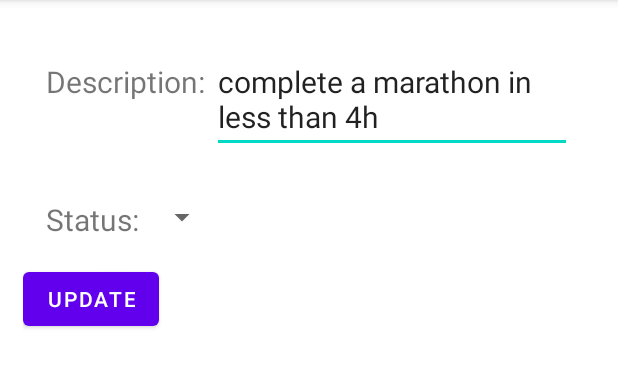
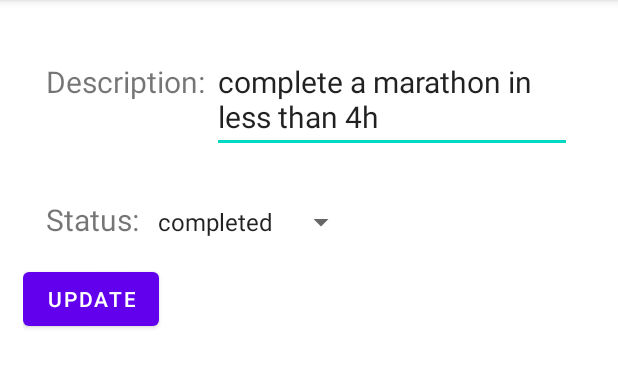
Before and after one commit to chillyssa/app02, an Android app: the screen it shows after launch (CreateUpdateActivity), after a tap on "complete a marathon in less than 4h", on a phone screen of 412 x 824 dp, the part 84-472 px from its top. Run offline under Robolectric (Android 15) with nearby library versions, the phone set to English and light mode, and no system bars.

Commit message:
create and delete are now fully functioning. Update is working for the original database items that were populated but not any that are added by the user. That is next to-do to complete

```diff
--- a/app/src/main/java/edu/msudenver/bucketlist/CreateUpdateActivity.kt
+++ b/app/src/main/java/edu/msudenver/bucketlist/CreateUpdateActivity.kt
@@ -14,6 +14,7 @@ import android.os.Bundle
 import android.view.View
 import android.widget.*
 import androidx.annotation.RequiresApi
+import androidx.core.view.isVisible
 import java.sql.Date
 import java.text.SimpleDateFormat
 import java.time.LocalDateTime
@@ -25,7 +26,7 @@ class CreateUpdateActivity : AppCompatActivity(), View.OnClickListener {
     var id = 0
     lateinit var db: SQLiteDatabase
     lateinit var edtDescription: EditText
-    lateinit var spnStatus: Spinner
+    lateinit var updateId: TextView
     private val ISO_FORMAT = DBHelper.ISO_FORMAT
     private val USA_FORMAT = DBHelper.USA_FORMAT
 
@@ -38,17 +39,29 @@ class CreateUpdateActivity : AppCompatActivity(), View.OnClickListener {
         super.onCreate(savedInstanceState)
         setContentView(R.layout.activity_create_update)
 
-         //TODOd #8: get references to the view objects
-        edtDescription=findViewById(R.id.editDesc)
-        spnStatus= findViewById(R.id.statusCategory)
+        //TODOd #8: get references to the view objects
+        edtDescription = findViewById(R.id.editDesc)
+        val spnStatus: Spinner = findViewById(R.id.statusCategory)
+        updateId = findViewById(R.id.updateID)
+
+        //TODOd #9: define the spinner's adapter as an ArrayAdapter of String
+        spnStatus.adapter = ArrayAdapter<String>(this, android.R.layout.simple_spinner_item, Item.STATUS_DESCRIPTIONS)
 
 
-         //TODOd #9: define the spinner's adapter as an ArrayAdapter of String
-        spnStatus.adapter = ArrayAdapter<String>(this, android.R.layout.simple_spinner_item)
+        // sets the "onItemSelectedListener" for the spinner, saving the status of the item when the spinner changes
+        spnStatus.onItemSelectedListener = object: AdapterView.OnItemSelectedListener {
+            override fun onNothingSelected(parent: AdapterView<*>?) {
+
+            }
+
+            override fun onItemSelected(parent: AdapterView<*>?, view: View?, position: Int, ud: Long) {
+                id = position
+            }
+        }
 
         // TODOd #10: get a reference to the "CREATE/UPDATE" button and sets its listener
-        val btnCreateUpdate:Button=findViewById(R.id.btnCreateUpdate)
-        btnCreateUpdate.setOnClickListener (this)
+        val btnCreateUpdate: Button = findViewById(R.id.btnCreateUpdate)
+        btnCreateUpdate.setOnClickListener(this)
 
         // TODOd #11: get a "writable" db connection
         val dbHelper = DBHelper(this)
@@ -57,17 +70,19 @@ class CreateUpdateActivity : AppCompatActivity(), View.OnClickListener {
 
         // TODOd #12d: set the button's text to "CREATE"; make sure the spinner's selection is Item.SCHEDULED and the spinner is not enabled
         if (op == CREATE_OP) {
-            btnCreateUpdate.text="CREATE"
+            btnCreateUpdate.text = "CREATE"
             spnStatus.setSelection(Item.SCHEDULED)
-            spnStatus.isEnabled= false
+            spnStatus.isEnabled = false
         }
         // TODOd #13: set the button's text to "UPDATE"; extract the item's id from the intent; use retrieveItem to retrieve the item's info; use the info to update the description and status view components
         else {
-            btnCreateUpdate.text="UPDATE"
-            val id = intent.getIntExtra("id", id)
+            btnCreateUpdate.text = "UPDATE"
+            val id = intent.getIntExtra("rowid", -1)
+            updateId.text = id.toString()
+            updateId.isVisible = false //don't display rowid
             val item = retrieveItem(id)
             edtDescription.setText(item.description)
-            spnStatus.setSelection(item.status)
+            spnStatus.setSelection(item.id)
 
         }
     }
@@ -85,13 +100,13 @@ class CreateUpdateActivity : AppCompatActivity(), View.OnClickListener {
             null,
             null
         )
-        with (cursor) {
+        with(cursor) {
             cursor.moveToNext()
             val id = getInt(0)
             val description = getString(1)
             val creationDate = ISO_FORMAT.parse(getString(2))
             val updateDate = ISO_FORMAT.parse(getString(3))
-            val status     = getInt(4)
+            val status = getInt(4)
             val item = Item(id, description, creationDate, updateDate, status)
             println("ID: $id, d: $description, cD: $creationDate, uD: $updateDate, s: $status")
             return item
@@ -101,54 +116,53 @@ class CreateUpdateActivity : AppCompatActivity(), View.OnClickListener {
 
     override fun onClick(view: View?) {
 
-        // TODO #15: add a new item to the bucket list based on the information provided by the user
+
+        // get a reference to the item's description
+        val description = findViewById<EditText>(R.id.editDesc).text.toString()
         // both created_date and update_date should be set to current's date (use ISO format)
-        // status should be set to Item.SCHEDULED
-        val description = findViewById<EditText>(R.id.editDesc).text.toString()
-        val status = findViewById<Spinner>(R.id.statusCategory).selectedItemPosition
-
-
         val currentDate = ISO_FORMAT.format(Date())
 
-        //TODO this is not right, just getting the skeleton figured out.
+        // TODOd #15: add a new item to the bucket list based on the information provided by the user
         if (op == CREATE_OP) {
-            try{
-                db.execSQL("""
+            try {
+                db.execSQL(
+                    """
                     INSERT INTO bucketlist VALUES
                     ("${description}","${currentDate}","${currentDate}",${Item.SCHEDULED})
 
-                """)
+                """
+                )
                 Toast.makeText(
                     this,
                     "Item Created",
                     Toast.LENGTH_SHORT
                 ).show()
-            }
-            catch (ex:Exception) {
-                print(ex.toString() )
+            } catch (ex: Exception) {
+                print(ex.toString())
                 Toast.makeText(this, "Exception when trying to create Item", Toast.LENGTH_SHORT)
                     .show()
             }
-
-
         }
-        // TODO #16: update the item identified by "id"
+        // TODO #16: update the item identified by "id" - currently (7/17/22) the first 2 items update correctly. AW
         // update_date should be set to current's date (use ISO format)
         else {
-            try { db.execSQL("""
+            val rowid = updateId.text.toString().toInt()
+            try {
+                db.execSQL(
+                    """
                 UPDATE bucketlist SET
-                    description = "${description}"
-                    update_date=${currentDate}
-                    status=${status}
-                    WHERE id = ${id}
-            """)
+                    description = "${description}",
+                    update_date = "${currentDate}",
+                    status = ${id}
+                    WHERE rowid = $rowid
+            """
+                )
                 Toast.makeText(
                     this,
                     "item updated",
                     Toast.LENGTH_SHORT
                 ).show()
-        }
-            catch (ex: Exception) {
+            } catch (ex: Exception) {
                 print(ex.toString())
                 Toast.makeText(
                     this,
--- a/app/src/main/java/edu/msudenver/bucketlist/DBHelper.kt
+++ b/app/src/main/java/edu/msudenver/bucketlist/DBHelper.kt
@@ -17,7 +17,7 @@ class DBHelper(context: Context): SQLiteOpenHelper(context, DATABASE_NAME, null,
 
     companion object {
         const val DATABASE_NAME = "BucketList.db"
-        const val DATABASE_VERSION = 1
+        const val DATABASE_VERSION = 2
         val ISO_FORMAT = SimpleDateFormat("yyyy-MM-dd")
         val USA_FORMAT = SimpleDateFormat("MM/dd/yyyy")
     }
--- a/app/src/main/java/edu/msudenver/bucketlist/MainActivity.kt
+++ b/app/src/main/java/edu/msudenver/bucketlist/MainActivity.kt
@@ -143,10 +143,10 @@ class MainActivity : AppCompatActivity(), View.OnClickListener, View.OnLongClick
     // don't forget to pass the item's id to the CreateUpdateActivity via the intent
     override fun onClick(view: View?) {
         if (view != null) {
-            val id = view.findViewById<TextView>(R.id.itemID).text.toString().toInt() //TODO set text id to the rowId and hold a reference to it to pass intent
+            val rowid = view.findViewById<TextView>(R.id.itemID).text.toString().toInt()
             val intent = Intent(this, CreateUpdateActivity::class.java)
             intent.putExtra("op", CreateUpdateActivity.UPDATE_OP)
-            intent.putExtra("id", id)
+            intent.putExtra("rowid", rowid)
             startActivity(intent)
         }
     }
@@ -161,7 +161,7 @@ class MainActivity : AppCompatActivity(), View.OnClickListener, View.OnLongClick
                         val db = dbHelper.writableDatabase
                         db.execSQL("""
                             DELETE FROM bucketlist
-                            WHERE id = "$id"
+                            WHERE rowid = $id
                         """)
                         populateRecyclerView()
 
@@ -174,7 +174,7 @@ class MainActivity : AppCompatActivity(), View.OnClickListener, View.OnLongClick
 
         if (view != null) {
             val desc = view.findViewById<TextView>(R.id.itemContent).text.toString()
-            val id = view.findViewById<TextView>(R.id.itemID).text.toString().toInt() //TODO set text id to the rowId
+            val id = view.findViewById<TextView>(R.id.itemID).text.toString().toInt()
             val alertDialogBuilder = AlertDialog.Builder(this)
             alertDialogBuilder.setMessage("Are you sure you want to delete:\n ${desc}\n from bucket list?")
             alertDialogBuilder.setPositiveButton("Yes", MyDialogInterfaceListener(id))
--- a/app/src/main/res/layout/activity_create_update.xml
+++ b/app/src/main/res/layout/activity_create_update.xml
@@ -15,16 +15,23 @@
             android:padding="15dp">
 
             <TextView
+                android:id="@+id/updateID"
                 android:layout_width="wrap_content"
                 android:layout_height="wrap_content"
-                android:textSize="20dp"
-                android:text="Description: " />
+                android:text=""
+                android:visibility="invisible" />
+
+            <TextView
+                android:layout_width="wrap_content"
+                android:layout_height="wrap_content"
+                android:text="Description: "
+                android:textSize="20dp" />
 
             <EditText
+                android:id="@+id/editDesc"
                 android:layout_width="wrap_content"
                 android:layout_height="wrap_content"
-                android:textSize="20dp"
-                android:id="@+id/editDesc"/>
+                android:textSize="20dp" />
 
         </LinearLayout>
 
@@ -36,20 +43,20 @@
             <TextView
                 android:layout_width="wrap_content"
                 android:layout_height="wrap_content"
-                android:textSize="20dp"
-                android:text="Status: " />
+                android:text="Status: "
+                android:textSize="20dp" />
 
             <Spinner
+                android:id="@+id/statusCategory"
                 android:layout_width="wrap_content"
                 android:layout_height="wrap_content"
-                android:textSize="20dp"
-                android:id="@+id/statusCategory" />
+                android:textSize="20dp" />
 
         </LinearLayout>
 
         <Button
+            android:id="@+id/btnCreateUpdate"
             android:layout_width="wrap_content"
-            android:layout_height="wrap_content"
-            android:id="@+id/btnCreateUpdate" />
+            android:layout_height="wrap_content" />
     </LinearLayout>
 </ScrollView>
--- a/app/src/main/res/layout/item_list.xml
+++ b/app/src/main/res/layout/item_list.xml
@@ -33,7 +33,7 @@
         <TextView
             android:layout_width="wrap_content"
             android:layout_height="wrap_content"
-            android:text="Updated on: "
+            android:text="Created at: "
             android:textSize="20sp" />
 
         <TextView
@@ -51,7 +51,7 @@
         <TextView
             android:layout_width="wrap_content"
             android:layout_height="wrap_content"
-            android:text="Created on: "
+            android:text="Last updated on: "
             android:textSize="20sp" />
 
         <TextView
```
